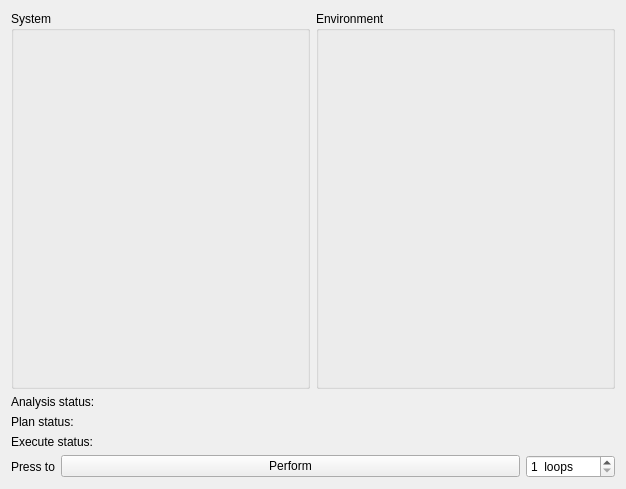
Old version of the form widget.ui in the repository ateller/Diplom.
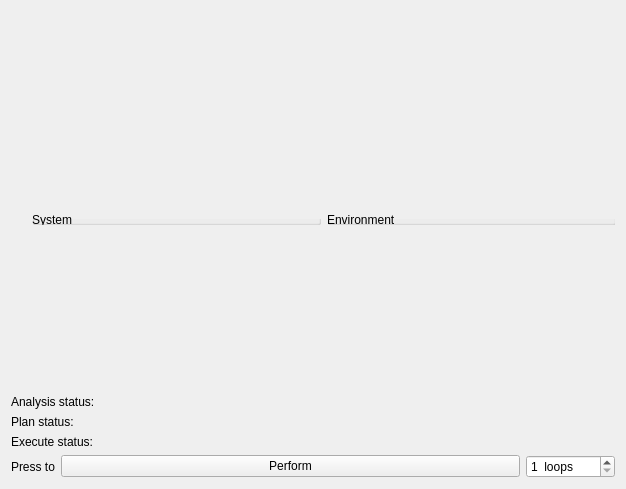
New version of the form.

Commit message: Added scroll to widget

Diff of the .ui file:
```diff
--- a/widget.ui
+++ b/widget.ui
@@ -13,8 +13,33 @@
   <property name="windowTitle">
    <string>Monitor</string>
   </property>
-  <layout class="QVBoxLayout" name="verticalLayout" stretch="1,0,0,0,0">
+  <layout class="QVBoxLayout" name="verticalLayout" stretch="0,0,0,0,0">
    <item>
+    <widget class="QScrollArea" name="scrollArea">
+     <property name="frameShape">
+      <enum>QFrame::NoFrame</enum>
+     </property>
+     <property name="widgetResizable">
+      <bool>true</bool>
+     </property>
+     <widget class="QWidget" name="scrollAreaWidgetContents">
+      <property name="geometry">
+       <rect>
+        <x>0</x>
+        <y>0</y>
+        <width>606</width>
+        <height>378</height>
+       </rect>
+      </property>
+      <widget class="QWidget" name="">
+       <property name="geometry">
+        <rect>
+         <x>10</x>
+         <y>190</y>
+         <width>606</width>
+         <height>35</height>
+        </rect>
+       </property>
     <layout class="QHBoxLayout" name="horizontalLayout">
      <item>
       <widget class="QGroupBox" name="groupBox">
@@ -31,6 +56,9 @@
       </widget>
      </item>
     </layout>
+      </widget>
+     </widget>
+    </widget>
    </item>
    <item>
     <widget class="QLabel" name="label">
```
Lines whose indentation alone changed are shown as unchanged. The commit also changes 3 other files.
